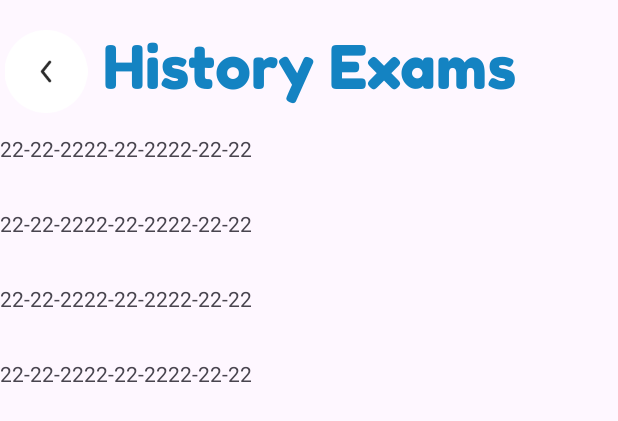
After one commit to TranDat9/EngLearn, an Android app: the layout activity_history_exam.xml on its own in the app's theme, with its tools: preview values and no code run, on a phone screen of 412 x 824 dp. The commit adds this screen. Shown: the top 421 px of the screen. Run offline under Robolectric (Android 15) with nearby library versions, the phone set to English and light mode, and no system bars; network calls fail.

Commit message:
history exam

```diff
--- a/app/src/main/AndroidManifest.xml
+++ b/app/src/main/AndroidManifest.xml
@@ -14,9 +14,7 @@
         android:theme="@style/Theme.SEL"
         android:usesCleartextTraffic="true"
         tools:targetApi="31">
-        <activity
-            android:name=".screen.user.HistoryActivity"
-            android:exported="false" />
+        <activity android:name=".screen.user.historyexam.HistoryExamActivity" />
         <activity android:name=".screen.user.blog.ReadMoreActivity" />
         <activity android:name=".screen.user.blog.AddArticleActivity" />
         <activity android:name=".screen.user.blog.BlogActivity" />
--- a/app/src/main/java/com/example/sel/base/ApiService.kt
+++ b/app/src/main/java/com/example/sel/base/ApiService.kt
@@ -1,6 +1,7 @@
 package com.example.sel.base
 
 import com.example.sel.base.model.HistoryExam
+import com.example.sel.base.model.ReponHistoryExam
 import com.example.sel.base.model.RequesPasword
 import com.example.sel.base.model.RequestLogin
 import com.example.sel.base.model.RequestRegister
@@ -42,7 +43,7 @@ interface ApiService {
             .addInterceptor(AuthInterceptor())
 
         val apiService: ApiService =
-            Retrofit.Builder().baseUrl("https://b7a3-42-116-112-143.ngrok-free.app")
+            Retrofit.Builder().baseUrl("https://e371-123-24-167-133.ngrok-free.app")
                 .addConverterFactory(GsonConverterFactory.create(gson)).client(okBuilder.build())
                 .build().create(ApiService::class.java)
     }
@@ -92,6 +93,6 @@ interface ApiService {
     ): Response<ResponsePost>
 
     @GET("/api/getHistoryByUser/{id}")
-    suspend fun getHistoryByUser(@Path("id") id: Int): Response<List<HistoryExam>>
+    suspend fun getHistoryByUser(@Path("id") id: Int): Response<ReponHistoryExam>
 
 }
--- a/app/src/main/java/com/example/sel/screen/user/home/HomeActivity.kt
+++ b/app/src/main/java/com/example/sel/screen/user/home/HomeActivity.kt
@@ -17,6 +17,7 @@ import com.example.sel.base.model.ItemPostConvert
 import com.example.sel.screen.user.choose_answer.ChooseAnswerActivity
 import com.example.sel.databinding.ActivityHomeBinding
 import com.example.sel.screen.user.blog.BlogActivity
+import com.example.sel.screen.user.historyexam.HistoryExamActivity
 import com.example.sel.screen.user.home.BottomSheetTopic.BottomSheetTopic
 import com.example.sel.screen.user.login.LoginActivity
 import com.example.sel.screen.user.profile.ProfileActivity
--- /dev/null
+++ b/app/src/main/res/layout/activity_history_exam.xml
@@ -0,0 +1,63 @@
+<?xml version="1.0" encoding="utf-8"?>
+<layout xmlns:android="http://schemas.android.com/apk/res/android"
+    xmlns:app="http://schemas.android.com/apk/res-auto"
+    xmlns:tools="http://schemas.android.com/tools">
+
+    <data>
+          <variable
+              name="viewModel"
+              type="com.example.sel.screen.user.historyexam.HistoryExamViewModel" />
+    </data>
+
+    <androidx.constraintlayout.widget.ConstraintLayout
+        android:layout_width="match_parent"
+        android:layout_height="match_parent">
+        <ImageView
+            android:id="@+id/imgVBackHistory"
+            android:layout_width="61dp"
+            android:layout_height="55dp"
+
+            android:layout_marginTop="20dp"
+            android:src="@drawable/ic_back"
+            app:layout_constraintEnd_toEndOf="parent"
+            app:layout_constraintHorizontal_bias="0.0"
+
+            app:layout_constraintStart_toStartOf="parent"
+            app:layout_constraintTop_toTopOf="parent"
+            tools:ignore="UseAppTint" />
+        <TextView
+            android:id="@+id/textHistory"
+            android:layout_width="wrap_content"
+            android:layout_height="wrap_content"
+            android:layout_marginTop="20dp"
+            android:fontFamily="@font/fredokaoneregular"
+            android:text="History Exams"
+            android:textColor="@color/primary"
+            android:textSize="40sp"
+            app:layout_constraintEnd_toEndOf="parent"
+            app:layout_constraintStart_toStartOf="parent"
+            app:layout_constraintTop_toTopOf="parent"
+            />
+
+
+
+        <androidx.recyclerview.widget.RecyclerView
+            android:id="@+id/rvHistoryExam"
+            android:layout_width="0dp"
+            android:layout_height="0dp"
+            android:layout_marginTop="20dp"
+            tools:listitem="@layout/item_historyexam"
+            tools:itemCount="4"
+            app:itemModels="@{viewModel.convertedListHistoryExam}"
+            app:layoutManager="androidx.recyclerview.widget.LinearLayoutManager"
+            app:layout_constraintBottom_toBottomOf="parent"
+            app:layout_constraintEnd_toEndOf="parent"
+            app:layout_constraintHorizontal_bias="0.0"
+            app:layout_constraintStart_toStartOf="parent"
+            app:layout_constraintTop_toBottomOf="@+id/textHistory"
+
+            />
+
+
+    </androidx.constraintlayout.widget.ConstraintLayout>
+</layout>
--- /dev/null
+++ b/app/src/main/res/layout/item_historyexam.xml
@@ -0,0 +1,40 @@
+<?xml version="1.0" encoding="utf-8"?>
+<layout xmlns:android="http://schemas.android.com/apk/res/android"
+    xmlns:app="http://schemas.android.com/apk/res-auto"
+    xmlns:tools="http://schemas.android.com/tools">
+
+    <data>
+        <import type="android.view.View"/>
+        <import type="com.example.sel.base.Utils"/>
+        <variable
+            name="itemBaseModel"
+            type="com.example.sel.base.model.ItemHistoryExamConvert" />
+    </data>
+
+    <LinearLayout
+        android:layout_width="match_parent"
+        android:orientation="horizontal"
+        android:layout_height="50dp"
+        android:onClick="@{() -> itemBaseModel.onItemCheckToggle()}"
+        >
+        <TextView
+            android:layout_width="wrap_content"
+            android:layout_height="wrap_content"
+            tools:text="22-22-22"
+            android:text="@{itemBaseModel.name_user}"
+            ></TextView>
+        <TextView
+            android:layout_width="wrap_content"
+            android:layout_height="wrap_content"
+            tools:text="22-22-22"
+            android:text="@{itemBaseModel.score}"
+            ></TextView>
+        <TextView
+            android:layout_width="wrap_content"
+            android:layout_height="wrap_content"
+            tools:text="22-22-22"
+            android:text="@{itemBaseModel.date}"
+            ></TextView>
+
+    </LinearLayout>
+</layout>
--- a/gradle.properties
+++ b/gradle.properties
@@ -15,6 +15,7 @@ org.gradle.jvmargs=-Xmx2048m -Dfile.encoding=UTF-8
 # Android operating system, and which are packaged with your app's APK
 # https://developer.android.com/topic/libraries/support-library/androidx-rn
 android.useAndroidX=true
+android.enableJetifier=true
 # Kotlin code style for this project: "official" or "obsolete":
 kotlin.code.style=official
 # Enables namespacing of each library's R class so that its R class includes only the
```
Also changed, not shown: app/src/main/java/com/example/sel/base/model/HistoryExam.kt (deleted, +0 -10 lines), app/src/main/java/com/example/sel/base/model/ItemHistoryExamConvert.kt (added, +20 -0 lines), app/src/main/java/com/example/sel/base/model/ReponHistoryExam.kt (added, +17 -0 lines), app/src/main/java/com/example/sel/screen/user/HistoryActivity.kt (deleted, +0 -39 lines), app/src/main/java/com/example/sel/screen/user/blog/BlogActivity.kt (+2 -5 lines), app/src/main/java/com/example/sel/screen/user/historyexam/HistoryExamActivity.kt (added, +69 -0 lines), app/src/main/java/com/example/sel/screen/user/historyexam/HistoryExamViewModel.kt (added, +77 -0 lines), app/src/main/java/com/example/sel/screen/user/ranking/RankingActivity.kt (+10 -0 lines), app/src/main/res/layout/activity_history.xml (deleted, +0 -38 lines), app/src/main/res/layout/activity_ranking.xml (+11 -0 lines), app/src/main/res/drawable/history.png (added).
